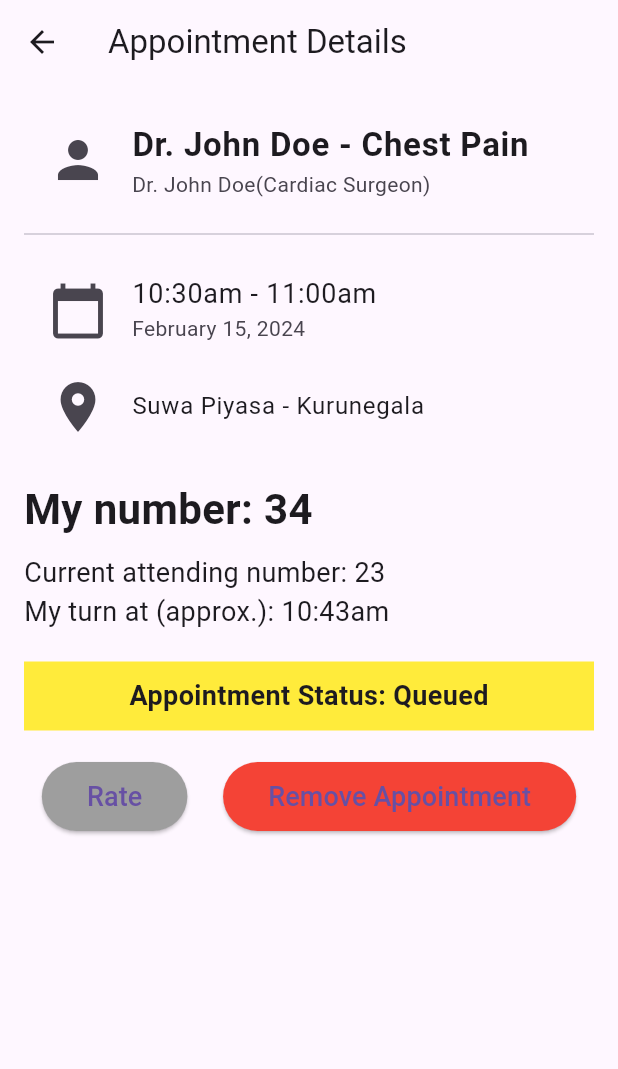
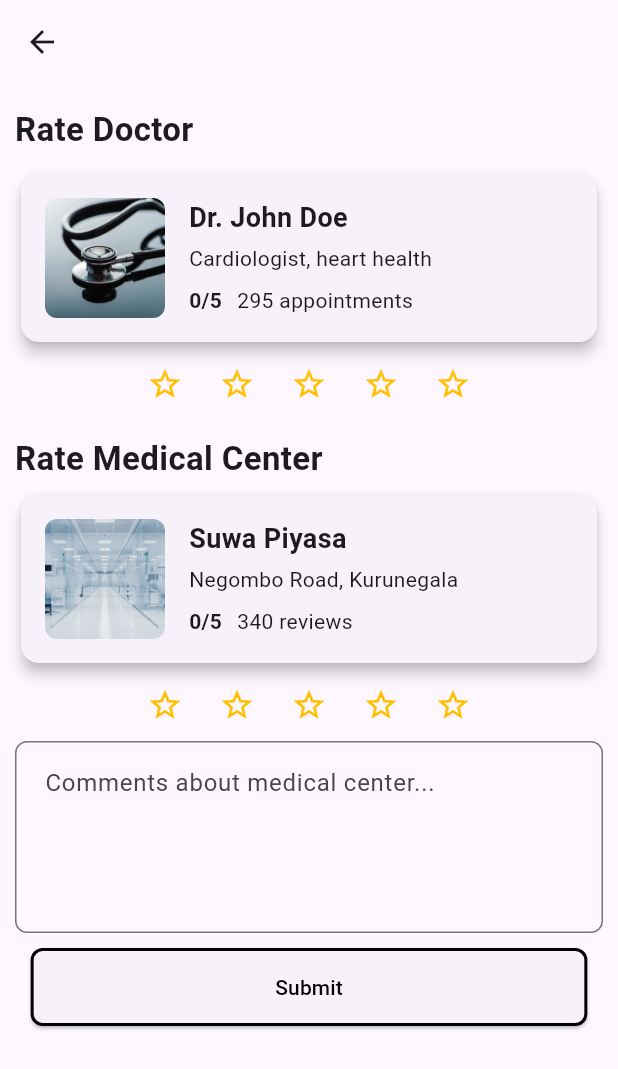
Before and after one commit to Madushansuriyabandara/Mediconnect, a Flutter app: the AppointmentDetailsScreen screen opened directly, after a tap on "Rate", on a phone screen of 412 x 824 dp. Shown: the top 1069 px of the screen. Run offline on Flutter 3.47's test engine with Material 3 defaults, Android fonts, the phone set to English and light mode, and no system bars; our stand-ins replace qr_flutter.

Commit message:
Rate Page

```diff
--- a/lib/screens/patientScreens/homeScreen/appointmentDetails.dart
+++ b/lib/screens/patientScreens/homeScreen/appointmentDetails.dart
@@ -1,5 +1,6 @@
 import 'package:flutter/material.dart';
-import 'package:mediconnect/themes/appointmentStatusColors.dart';  // Adjust the import path
+import 'package:mediconnect/screens/patientScreens/homeScreen/rate.dart';
+import 'package:mediconnect/themes/appointmentStatusColors.dart'; // Adjust the import path
 
 class AppointmentDetailsScreen extends StatelessWidget {
   final String appointmentName;
@@ -42,7 +43,8 @@ class AppointmentDetailsScreen extends StatelessWidget {
               leading: const Icon(Icons.person, size: 40),
               title: Text(
                 "$doctorName - $appointmentName",
-                style: const TextStyle(fontSize: 22, fontWeight: FontWeight.bold),
+                style:
+                    const TextStyle(fontSize: 22, fontWeight: FontWeight.bold),
               ),
               subtitle: Text("$doctorName($specialty)"),
             ),
@@ -77,7 +79,8 @@ class AppointmentDetailsScreen extends StatelessWidget {
             Container(
               padding: const EdgeInsets.symmetric(vertical: 10),
               width: double.infinity,
-              color: getAppointmentStatusColor(appointmentStatus),  // Use the status color method
+              color: getAppointmentStatusColor(
+                  appointmentStatus), // Use the status color method
               child: Center(
                 child: Text(
                   "Appointment Status: $appointmentStatus",
@@ -94,11 +97,19 @@ class AppointmentDetailsScreen extends StatelessWidget {
               children: [
                 ElevatedButton(
                   onPressed: () {
-                    // Handle rate action
+                    Navigator.push(
+                      context,
+                      MaterialPageRoute(
+                        builder: (context) => RatePage(
+                          doctorName: 'Dr. John Doe',
+                        ),
+                      ),
+                    );
                   },
                   style: ElevatedButton.styleFrom(
                     backgroundColor: Colors.grey,
-                    padding: const EdgeInsets.symmetric(horizontal: 30, vertical: 10),
+                    padding: const EdgeInsets.symmetric(
+                        horizontal: 30, vertical: 10),
                   ),
                   child: const Text(
                     "Rate",
@@ -111,7 +122,8 @@ class AppointmentDetailsScreen extends StatelessWidget {
                   },
                   style: ElevatedButton.styleFrom(
                     backgroundColor: Colors.red,
-                    padding: const EdgeInsets.symmetric(horizontal: 30, vertical: 10),
+                    padding: const EdgeInsets.symmetric(
+                        horizontal: 30, vertical: 10),
                   ),
                   child: const Text(
                     "Remove Appointment",
--- a/lib/screens/patientScreens/homeScreen/notification.dart
+++ b/lib/screens/patientScreens/homeScreen/notification.dart
@@ -7,7 +7,6 @@ class Notifications extends StatelessWidget {
     return Scaffold(
       appBar: AppBar(
         title: const Text("Notifications"),
-        backgroundColor: const Color.fromARGB(255, 90, 230, 179),
       ),
       body: ListView(
         padding: const EdgeInsets.all(20.0),
--- /dev/null
+++ b/lib/screens/patientScreens/homeScreen/rate.dart
@@ -0,0 +1,233 @@
+import 'package:flutter/material.dart';
+
+class RatePage extends StatefulWidget {
+  final String doctorName;
+
+  RatePage({required this.doctorName});
+
+  @override
+  _RatePageState createState() => _RatePageState();
+}
+
+class _RatePageState extends State<RatePage> {
+  int _doctorRating = 0; // Stores the selected rating for the doctor
+  int _centerRating = 0; // Stores the selected rating for the medical center
+
+  @override
+  Widget build(BuildContext context) {
+    return Scaffold(
+      appBar: AppBar(),
+      body: SingleChildScrollView(
+        padding: const EdgeInsets.all(10.0),
+        child: Column(
+          crossAxisAlignment: CrossAxisAlignment.start,
+          children: [
+            // Rate Doctor Section
+            const SizedBox(height: 5),
+            Text(
+              'Rate Doctor',
+              style: TextStyle(
+                fontSize: 22,
+                fontWeight: FontWeight.bold,
+              ),
+              textAlign: TextAlign.center,
+            ),
+            const SizedBox(height: 10),
+            Card(
+              shape: RoundedRectangleBorder(
+                borderRadius: BorderRadius.circular(12),
+              ),
+              elevation: 4,
+              child: Padding(
+                padding: const EdgeInsets.all(16.0),
+                child: Row(
+                  crossAxisAlignment: CrossAxisAlignment.start,
+                  children: [
+                    // Doctor Image
+                    Container(
+                      width: 80,
+                      height: 80,
+                      decoration: BoxDecoration(
+                        borderRadius: BorderRadius.circular(8.0),
+                        image: DecorationImage(
+                          image: AssetImage('assets/Images/Doctor.png'),
+                          fit: BoxFit.cover,
+                        ),
+                      ),
+                    ),
+                    const SizedBox(width: 16),
+                    Expanded(
+                      child: Column(
+                        crossAxisAlignment: CrossAxisAlignment.start,
+                        children: [
+                          Text(
+                            widget.doctorName,
+                            style: TextStyle(
+                              fontSize: 18,
+                              fontWeight: FontWeight.bold,
+                            ),
+                          ),
+                          const SizedBox(height: 4),
+                          Text('Cardiologist, heart health'),
+                          const SizedBox(height: 8),
+                          Row(
+                            children: [
+                              Text(
+                                '$_doctorRating/5',
+                                style: TextStyle(
+                                  fontWeight: FontWeight.bold,
+                                ),
+                              ),
+                              const SizedBox(width: 10),
+                              Text('295 appointments'),
+                            ],
+                          ),
+                        ],
+                      ),
+                    ),
+                  ],
+                ),
+              ),
+            ),
+            const SizedBox(height: 0),
+            Row(
+              mainAxisAlignment: MainAxisAlignment.center,
+              children: List.generate(5, (index) {
+                return IconButton(
+                  icon: Icon(
+                    index < _doctorRating ? Icons.star : Icons.star_border,
+                    color: Colors.amber,
+                  ),
+                  onPressed: () {
+                    setState(() {
+                      _doctorRating = index + 1;
+                    });
+                  },
+                );
+              }),
+            ),
+            const SizedBox(height: 10),
+
+            // Rate Medical Center Section
+            Text(
+              'Rate Medical Center',
+              style: TextStyle(
+                fontSize: 22,
+                fontWeight: FontWeight.bold,
+              ),
+              textAlign: TextAlign.center,
+            ),
+            const SizedBox(height: 5),
+            Card(
+              shape: RoundedRectangleBorder(
+                borderRadius: BorderRadius.circular(12),
+              ),
+              elevation: 4,
+              child: Padding(
+                padding: const EdgeInsets.all(16.0),
+                child: Row(
+                  crossAxisAlignment: CrossAxisAlignment.start,
+                  children: [
+                    // Medical Center Image
+                    Container(
+                      width: 80,
+                      height: 80,
+                      decoration: BoxDecoration(
+                        borderRadius: BorderRadius.circular(8.0),
+                        image: DecorationImage(
+                          image: AssetImage('assets/Images/MedicalCenter.png'),
+                          fit: BoxFit.cover,
+                        ),
+                      ),
+                    ),
+                    const SizedBox(width: 16),
+                    Expanded(
+                      child: Column(
+                        crossAxisAlignment: CrossAxisAlignment.start,
+                        children: [
+                          Text(
+                            'Suwa Piyasa',
+                            style: TextStyle(
+                              fontSize: 18,
+                              fontWeight: FontWeight.bold,
+                            ),
+                          ),
+                          const SizedBox(height: 4),
+                          Text('Negombo Road, Kurunegala'),
+                          const SizedBox(height: 8),
+                          Row(
+                            children: [
+                              Text(
+                                '$_centerRating/5',
+                                style: TextStyle(
+                                  fontWeight: FontWeight.bold,
+                                ),
+                              ),
+                              const SizedBox(width: 10),
+                              Text('340 reviews'),
+                            ],
+                          ),
+                        ],
+                      ),
+                    ),
+                  ],
+                ),
+              ),
+            ),
+            const SizedBox(height: 0),
+            Row(
+              mainAxisAlignment: MainAxisAlignment.center,
+              children: List.generate(5, (index) {
+                return IconButton(
+                  icon: Icon(
+                    index < _centerRating ? Icons.star : Icons.star_border,
+                    color: Colors.amber,
+                  ),
+                  onPressed: () {
+                    setState(() {
+                      _centerRating = index + 1;
+                    });
+                  },
+                );
+              }),
+            ),
+            const SizedBox(height: 0),
+
+            // Comment Section
+            TextField(
+              decoration: InputDecoration(
+                hintText: 'Comments about medical center...',
+                border: OutlineInputBorder(
+                  borderRadius: BorderRadius.circular(8.0),
+                ),
+                contentPadding: const EdgeInsets.all(16.0),
+              ),
+              maxLines: 4,
+            ),
+            const SizedBox(height: 10),
+
+            // Submit Button
+            Center(
+              child: ElevatedButton(
+                onPressed: () {},
+                child: const Text(
+                  'Submit',
+                  style: TextStyle(color: Colors.black),
+                ),
+                style: ElevatedButton.styleFrom(
+                  padding:
+                      const EdgeInsets.symmetric(horizontal: 163, vertical: 16),
+                  shape: RoundedRectangleBorder(
+                    borderRadius: BorderRadius.circular(8.0),
+                    side: BorderSide(
+                        color: Colors.black, width: 2.0), // Black border
+                  ),
+                ),
+              ),
+            ),
+          ],
+        ),
+      ),
+    );
+  }
+}
--- a/lib/screens/patientScreens/homeScreen/search_a_doctor.dart
+++ b/lib/screens/patientScreens/homeScreen/search_a_doctor.dart
@@ -13,7 +13,6 @@ class SearchDoctor extends StatelessWidget {
     return Scaffold(
       appBar: AppBar(
         title: const Text("Search for a Doctor"),
-        backgroundColor: const Color.fromARGB(255, 90, 230, 179),
       ),
       body: Padding(
         padding: const EdgeInsets.all(20.0),
@@ -78,7 +77,7 @@ class SearchDoctor extends StatelessWidget {
             Center(
               child: ElevatedButton(
                 onPressed: () {
-                  // Implement search functionality here
+                  // search functionality here
                 },
                 child: const Text('Search'),
               ),
--- a/lib/themes/bottomNavBar/patientBottomNavBar.dart
+++ b/lib/themes/bottomNavBar/patientBottomNavBar.dart
@@ -46,7 +46,7 @@ class PatientBottomNavBar extends StatelessWidget {
         currentIndex: currentIndex,
         selectedItemColor: const Color.fromRGBO(41, 145, 168, 1),
         onTap: (Index) {
-          onTap(Index);
+          onTap(currentIndex);
           switch (Index) {
             case 0:
               Navigator.push(
```
Also changed, not shown: pubspec.yaml (+6 -9 lines), assets/Images/Doctor.png (added), assets/Images/MedicalCenter.png (added).
